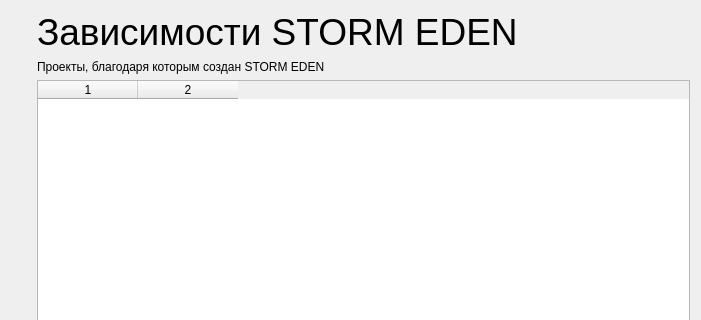
First picture: the form in src/yuzu/deps_dialog.ui, repository ReiKatari/STORM_EDEN, before the edit; both pictures show x 0 to 701 and y 0 to 320 of the 701 by 500 pixel window.
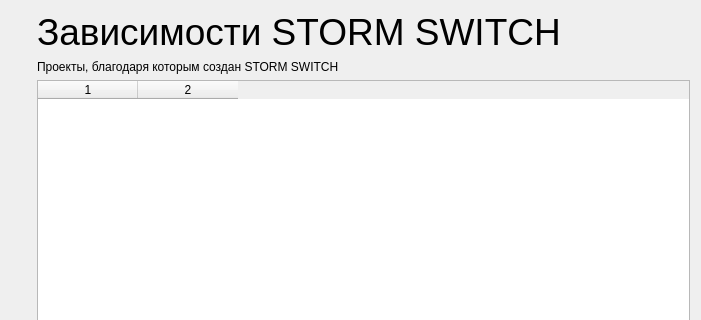
Second picture: the form after the edit. Icons and pictures are not drawn.

Commit message: refactor: rename remaining STORM EDEN strings to STORM SWITCH, fix NPDM system_resource_size parsing, AOC debug log, and Vulkan VIDS check

What changed in the file:
```diff
--- a/src/yuzu/deps_dialog.ui
+++ b/src/yuzu/deps_dialog.ui
@@ -69,7 +69,7 @@
           </sizepolicy>
          </property>
          <property name="text">
-          <string>&lt;html&gt;&lt;head/&gt;&lt;body&gt;&lt;p&gt;&lt;span style=&quot; font-size:28pt;&quot;&gt;Зависимости STORM EDEN&lt;/span&gt;&lt;/p&gt;&lt;/body&gt;&lt;/html&gt;</string>
+          <string>&lt;html&gt;&lt;head/&gt;&lt;body&gt;&lt;p&gt;&lt;span style=&quot; font-size:28pt;&quot;&gt;Зависимости STORM SWITCH&lt;/span&gt;&lt;/p&gt;&lt;/body&gt;&lt;/html&gt;</string>
          </property>
         </widget>
        </item>
@@ -82,7 +82,7 @@
           </sizepolicy>
          </property>
          <property name="text">
-          <string>&lt;html&gt;&lt;head/&gt;&lt;body&gt;&lt;p&gt;Проекты, благодаря которым создан STORM EDEN&lt;/p&gt;&lt;/body&gt;&lt;/html&gt;</string>
+          <string>&lt;html&gt;&lt;head/&gt;&lt;body&gt;&lt;p&gt;Проекты, благодаря которым создан STORM SWITCH&lt;/p&gt;&lt;/body&gt;&lt;/html&gt;</string>
          </property>
         </widget>
        </item>
```
Left out of the diff: 2 changed lines with no effect on the pictures. The commit also changes 70 other files.
